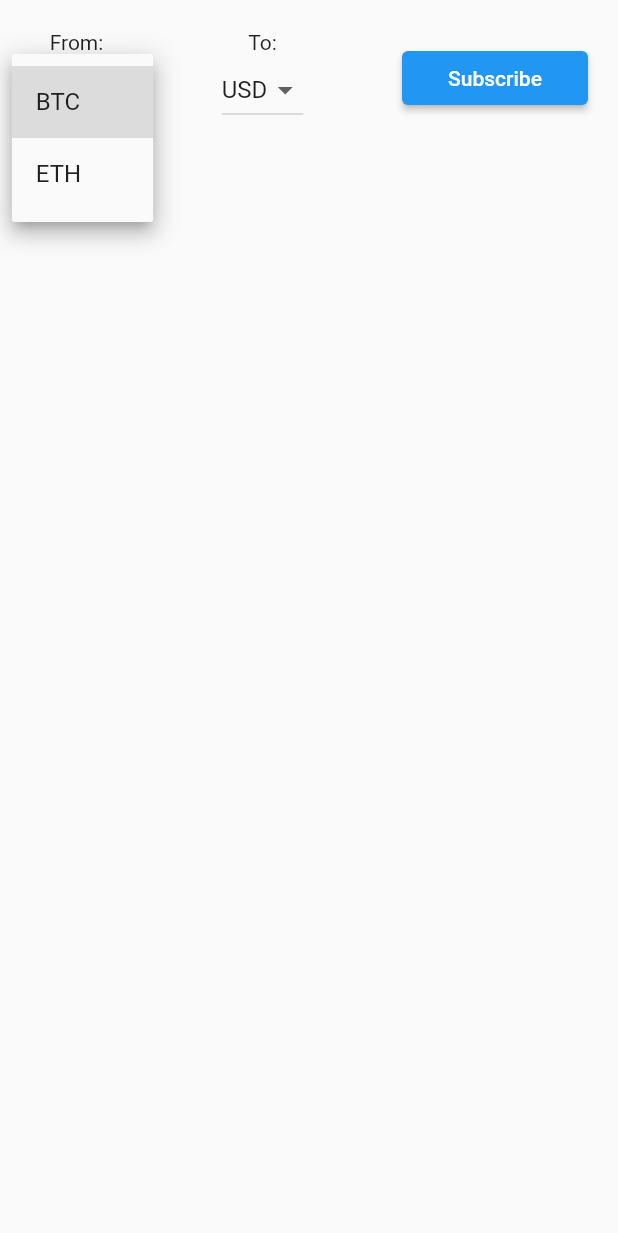
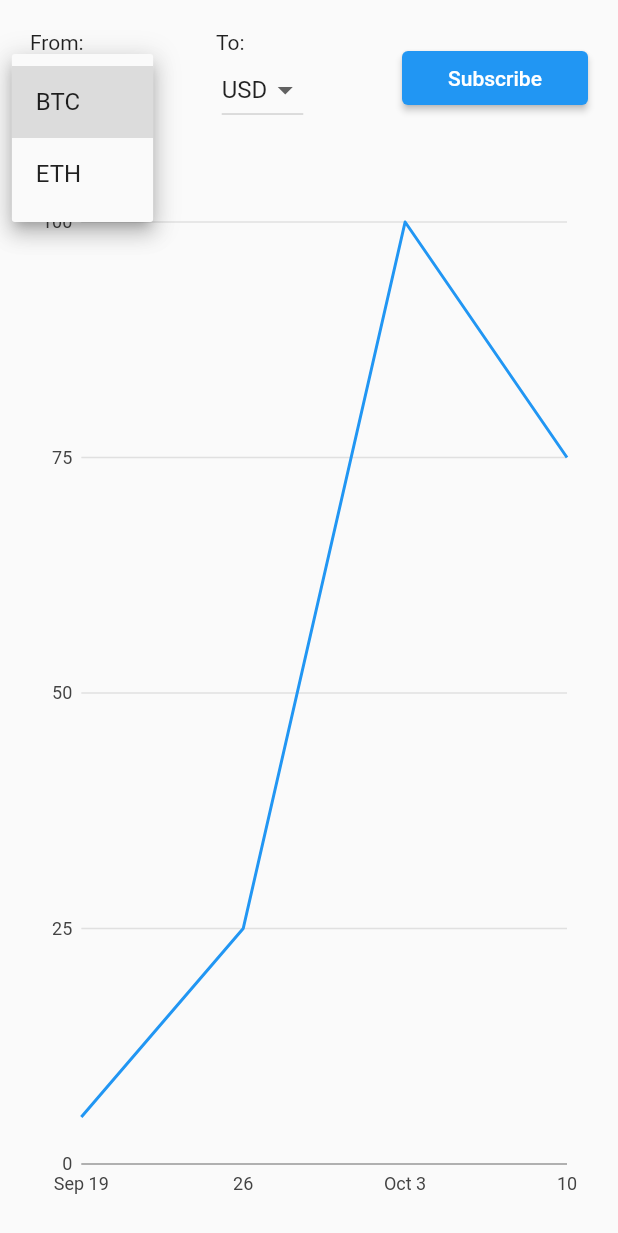
Before and after one commit to muknta/flutter-crypto-chart-view, a Flutter app: the screen it shows after launch, after a tap on "BTC", on a phone screen of 412 x 824 dp. Shown: the top 1233 px of the screen. Run offline on Flutter 3.47's test engine with Material 2 defaults, Android fonts, the phone set to English and light mode, and no system bars; our stand-ins replace auto_size_text, charts_flutter, connectivity_plus, dio, equatable, get_it and 4 more; accounts and stored records are empty; generated files the repository leaves out were written again; network calls fail.

Commit message:
Added chart; Optimization fixes

```diff
--- a/lib/presentation/blocs/main_bloc/main_bloc.dart
+++ b/lib/presentation/blocs/main_bloc/main_bloc.dart
@@ -57,11 +57,9 @@ class MainBloc with BlocStreamMixin {
   Future<void> _handleEvent(dynamic event) async {
     if (event is MainEvent) {
       if (event is InitialEvent) {
-        await SetSocketRequest(remoteRepository: _remoteRepository).execute(
-          params: const RequestWebSocketEntity(
-            fromCurrency: FromCurrencyEnum.btc,
-            toCurrency: ToCurrencyEnum.usd,
-          ),
+        _setSocketRequest(
+          fromCurrency: _defaultFromCurrencyStringValue.fromCurrencyEnumValue,
+          toCurrency: _defaultToCurrencyStringValue.toCurrencyEnumValue,
         );
       } else if (event is ActualDataEvent) {
         if (event is ActualDataRequestEvent) {
@@ -70,14 +68,7 @@ class MainBloc with BlocStreamMixin {
             final FromCurrencyEnum? fromCurrency =
                 _fromCurrencySwitcherStateController.value.value.fromCurrencyEnumValue;
             final ToCurrencyEnum? toCurrency = _toCurrencySwitcherStateController.value.value.toCurrencyEnumValue;
-            if (fromCurrency != null && toCurrency != null) {
-              await SetSocketRequest(remoteRepository: _remoteRepository).execute(
-                params: RequestWebSocketEntity(
-                  fromCurrency: fromCurrency,
-                  toCurrency: toCurrency,
-                ),
-              );
-            }
+            _setSocketRequest(fromCurrency: fromCurrency, toCurrency: toCurrency);
           }
         } else if (event is SetFromCurrencyEvent) {
           _setFromCurrencySwitcherState(FromCurrencySwitcherState(value: event.value));
@@ -85,6 +76,20 @@ class MainBloc with BlocStreamMixin {
           _setToCurrencySwitcherState(ToCurrencySwitcherState(value: event.value));
         }
       } else if (event is HistoricalDataRequestEvent) {}
+    }
+  }
+
+  Future<void> _setSocketRequest({
+    required FromCurrencyEnum? fromCurrency,
+    required ToCurrencyEnum? toCurrency,
+  }) async {
+    if (fromCurrency != null && toCurrency != null) {
+      await SetSocketRequest(remoteRepository: _remoteRepository).execute(
+        params: RequestWebSocketEntity(
+          fromCurrency: fromCurrency,
+          toCurrency: toCurrency,
+        ),
+      );
     }
   }
 
--- a/lib/presentation/screens/home_screen.dart
+++ b/lib/presentation/screens/home_screen.dart
@@ -1,7 +1,9 @@
 import 'dart:convert';
 
+import 'package:charts_flutter/flutter.dart';
 import 'package:crypto_chart_view/presentation/widgets/actual_data_widget.dart';
 import 'package:crypto_chart_view/presentation/widgets/currency_form.dart';
+import 'package:crypto_chart_view/presentation/widgets/historical_data_chart.dart';
 import 'package:provider/provider.dart';
 import 'package:flutter/material.dart';
 import 'package:flutter/services.dart';
@@ -43,12 +45,14 @@ class _HomeScreenState extends State<HomeScreen> {
           child: Padding(
             padding: const EdgeInsets.all(20.0),
             child: Column(
-              children: const [
-                Padding(
-                  padding: EdgeInsets.only(bottom: 20.0),
-                  child: CurrencyForm(),
+              children: [
+                const CurrencyForm(),
+                const SizedBox(height: 20.0),
+                const ActualDataWidget(),
+                const SizedBox(height: 30.0),
+                Expanded(
+                  child: HistoricalDataChart.withSampleData(),
                 ),
-                ActualDataWidget(),
               ],
             ),
           ),
--- a/lib/presentation/widgets/currency_form.dart
+++ b/lib/presentation/widgets/currency_form.dart
@@ -29,11 +29,14 @@ class _CurrencyFormState extends State<CurrencyForm> {
               child: _DropdownListWidget(
                 title: 'From:',
                 values: fromCurrencyUppercasedNames,
-                onChoose: (String value) {print('aaaa2223a'); _bloc.addEvent(SetFromCurrencyEvent(value: value));},
+                onChoose: (String value) {
+                  print('aaaa2223a');
+                  _bloc.addEvent(SetFromCurrencyEvent(value: value));
+                },
                 stream: _bloc.fromCurrencySwitcherStream,
               ),
             ),
-            const Spacer(),
+            Spacer(),
             Expanded(
               child: _DropdownListWidget(
                 title: 'To:',
@@ -42,14 +45,14 @@ class _CurrencyFormState extends State<CurrencyForm> {
                 stream: _bloc.toCurrencySwitcherStream,
               ),
             ),
-            const Spacer(),
+            Spacer(),
             Expanded(
               flex: 2,
               child: ElevatedButton(
                 onPressed: () {
                   ScaffoldMessenger.of(context).showSnackBar(
-                      const SnackBar(content: Text('Processing data')),
-                    );
+                    const SnackBar(content: Text('Processing data')),
+                  );
                   _bloc.addEvent(const ActualDataRequestEvent());
                 },
                 child: const Text('Subscribe'),
@@ -87,9 +90,24 @@ class _DropdownListWidget extends StatelessWidget {
           dropdownValue = (snapshot.data as ToCurrencySwitcherState).value.toUpperCase();
         }
         return Column(
-          textDirection: TextDirection.ltr,
           children: [
-            Text(_title),
+            Align(
+              alignment: Alignment.centerLeft,
+              child: Text(
+                _title,
+                textAlign: TextAlign.left,
+              ),
+            ),
+            // InputDecorator(
+            //   decoration: InputDecoration(
+            //     labelStyle: TextStyle(color: Colors.black),
+            //     errorStyle: TextStyle(color: Colors.redAccent),
+            //     hintText: 'Please, select currency',
+            //     border: OutlineInputBorder(borderRadius: BorderRadius.circular(5.0)),
+            //   ),
+            //   child:
+            // DropdownButtonHideUnderline(
+            //   child:
             DropdownButton<String>(
               value: dropdownValue,
               items: _values.map((String value) {
@@ -104,6 +122,8 @@ class _DropdownListWidget extends StatelessWidget {
                 }
               },
             ),
+            // ),
+            // ),
           ],
         );
       });
--- a/lib/presentation/widgets/historical_data_chart.dart
+++ b/lib/presentation/widgets/historical_data_chart.dart
@@ -1,18 +1,62 @@
+/// Timeseries chart example
+import 'package:charts_flutter/flutter.dart' as charts;
 import 'package:flutter/material.dart';
 
-class CurrencyForm extends StatefulWidget {
-  const CurrencyForm({Key? key}) : super(key: key);
+class HistoricalDataChart extends StatelessWidget {
+  const HistoricalDataChart(
+    this.seriesList, {
+    this.animate = false,
+  });
 
-  @override
-  _CurrencyFormState createState() => _CurrencyFormState();
-}
+  final List<charts.Series<dynamic, DateTime>> seriesList;
+  final bool animate;
 
-class _CurrencyFormState extends State<CurrencyForm> {
-  @override
-  void initState() {
-    super.initState();
+  /// Creates a [TimeSeriesChart] with sample data and no transition.
+  factory HistoricalDataChart.withSampleData() {
+    return HistoricalDataChart(
+      _createSampleData(),
+      // Disable animations for image tests.
+      animate: false,
+    );
   }
 
   @override
-  Widget build(BuildContext context) => const SizedBox.shrink();
+  Widget build(BuildContext context) {
+    return charts.TimeSeriesChart(
+      seriesList,
+      animate: animate,
+      // Optionally pass in a [DateTimeFactory] used by the chart. The factory
+      // should create the same type of [DateTime] as the data provided. If none
+      // specified, the default creates local date time.
+      dateTimeFactory: const charts.LocalDateTimeFactory(),
+    );
+  }
+
+  /// Create one series with sample hard coded data.
+  static List<charts.Series<TimeSeriesSales, DateTime>> _createSampleData() {
+    final data = [
+      TimeSeriesSales(new DateTime(2017, 9, 19), 5),
+      TimeSeriesSales(new DateTime(2017, 9, 26), 25),
+      TimeSeriesSales(new DateTime(2017, 10, 3), 100),
+      TimeSeriesSales(new DateTime(2017, 10, 10), 75),
+    ];
+
+    return [
+      charts.Series<TimeSeriesSales, DateTime>(
+        id: 'Sales',
+        colorFn: (_, __) => charts.MaterialPalette.blue.shadeDefault,
+        domainFn: (TimeSeriesSales sales, _) => sales.time,
+        measureFn: (TimeSeriesSales sales, _) => sales.sales,
+        data: data,
+      )
+    ];
+  }
 }
+
+/// Sample time series data type.
+class TimeSeriesSales {
+  final DateTime time;
+  final int sales;
+
+  TimeSeriesSales(this.time, this.sales);
+}
--- a/pubspec.yaml
+++ b/pubspec.yaml
@@ -28,6 +28,7 @@ dependencies:
   json_annotation: ^4.4.0
   # UI
   auto_size_text: ^3.0.0
+  charts_flutter: ^0.12.0
   cupertino_icons: ^1.0.2
   # logic
   connectivity_plus: ^2.2.1
```
Also changed, not shown: pubspec.lock.
